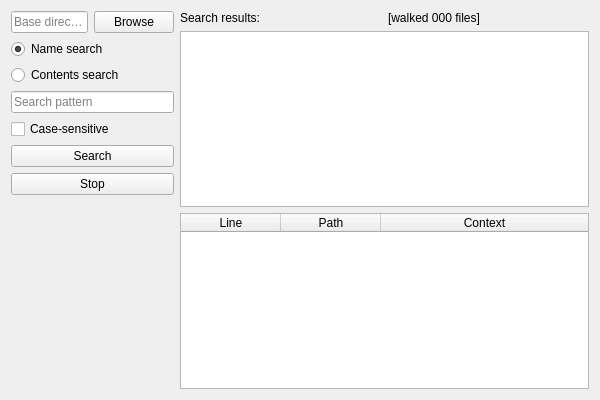
Old version of the form Filesystem/FileSearch.ui in the repository Hitonoriol/HxNxToolkit.
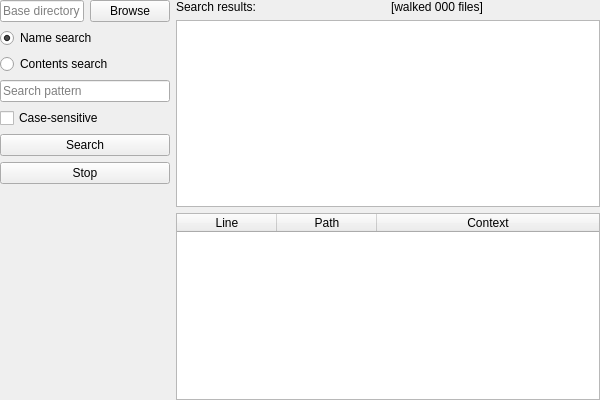
New version of the form.

Commit message: Make content margins consistent for all components

Patch:
```diff
--- a/Filesystem/FileSearch.ui
+++ b/Filesystem/FileSearch.ui
@@ -14,6 +14,18 @@
    <string>FileSearch</string>
   </property>
   <layout class="QVBoxLayout" name="verticalLayout_2">
+   <property name="leftMargin">
+    <number>0</number>
+   </property>
+   <property name="topMargin">
+    <number>0</number>
+   </property>
+   <property name="rightMargin">
+    <number>0</number>
+   </property>
+   <property name="bottomMargin">
+    <number>0</number>
+   </property>
    <item>
     <layout class="QHBoxLayout" name="horizontalLayout_2" stretch="2,5">
      <item>
```
Left out of the diff: 10 changed lines with no effect on the pictures. The commit also changes 9 other files.
